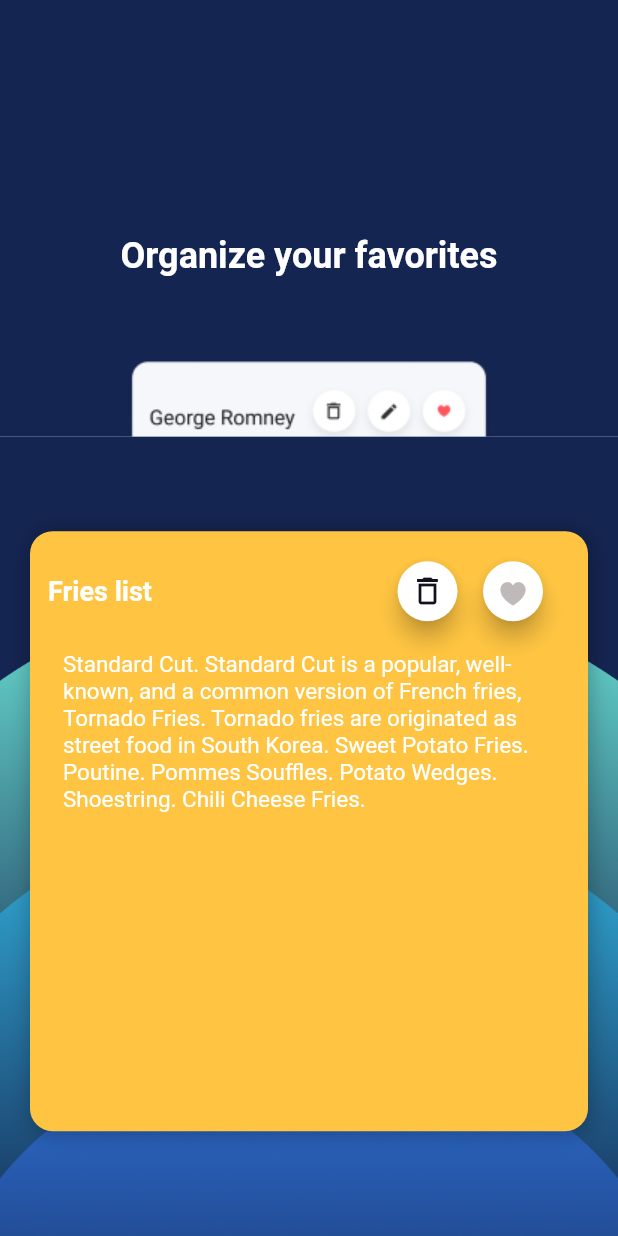
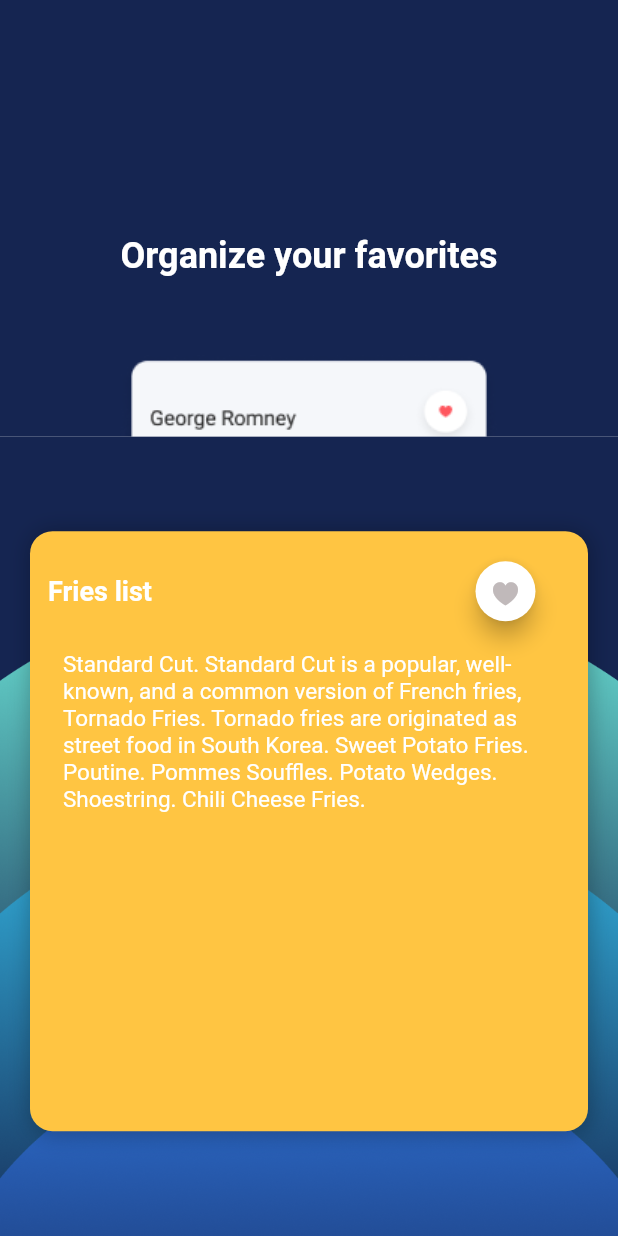
Before and after one commit to Andres-GP/Notastic-App, a Flutter app: the SecondPageScreen screen opened directly, after a tap on "Go!", on a phone screen of 412 x 824 dp. Run offline on Flutter 3.47's test engine with Material 2 defaults, Android fonts, the light colour scheme and no system bars; our stand-ins replace after_layout, lite_rolling_switch, shared_preferences; accounts and stored records are empty.

Commit message:
delete note button deleted, dismiss by slide function implemented (tested)

```diff
--- a/lib/ui/add_note_button.dart
+++ b/lib/ui/add_note_button.dart
@@ -107,6 +107,8 @@
                 },
               ),
               TextField(
+                keyboardType: TextInputType.multiline,
+                maxLines: null,
                 decoration: InputDecoration(
                     border: InputBorder.none,
                     hintText: "And a description here...",
--- a/lib/ui/note_card.dart
+++ b/lib/ui/note_card.dart
@@ -63,8 +63,9 @@
               ),
               Container(
                 margin: EdgeInsets.only(top: 20),
-                width: 40,
+                width: 35,
                 height: 40,
+
               ),
 
               //Spacer
--- a/lib/ui/notes_section.dart
+++ b/lib/ui/notes_section.dart
@@ -15,9 +15,11 @@
   _NotesSectionState createState() => _NotesSectionState();
 }
 
-class _NotesSectionState extends State<NotesSection> {
+class _NotesSectionState extends State<NotesSection> with SingleTickerProviderStateMixin {
+
   @override
   Widget build(BuildContext context) {
+
     return Center(
         child: Container(
           margin: const EdgeInsets.only(top: 50, bottom: 30),
@@ -27,29 +29,14 @@
                     itemCount: data.getNotes.length,
                     itemBuilder: (context, index) {
                       final item = data.getNotes;
-                return Stack(
-                    children: [
-                      NoteCard(data.getNotes[index]),
-                      Positioned(
-                        top: 33,
-                        left: 265,
-                        child: Container(
-                          width: 40,
-                          height: 40,
-                          child: FloatingActionButton(
-                            onPressed: () {
+                      return Dismissible(
+                        key: UniqueKey(),
+                        onDismissed: (direction) {
                           setState(() {
                             item.removeAt(index);
                           });
                         },
-                            backgroundColor: AppColor.noteButtonBackgroundColor,
-                            child: Icon(Icons.delete_outline,
-                              color: AppColor.noteButtonIconColor,
-                            ),
-                          ),
-                        ),
-                      ),
-                    ]
+                        child: NoteCard(data.getNotes[index]),
                       );
                     }
                 );
--- a/lib/ui/utils/app_images.dart
+++ b/lib/ui/utils/app_images.dart
@@ -10,10 +10,10 @@
   ///Tooltips (Changeable)
 
   //1st Tooltip
-  static const String firstTooltipCards = tooltipImagesPath + 'two_cards.png';
+  static const String firstTooltipCards = tooltipImagesPath + '1st_tooltip_cards.png';
 
   //2nd Tooltip
-  static const String secondTooltipCards = tooltipImagesPath + 'cards.png';
+  static const String secondTooltipCards = tooltipImagesPath + '2nd_tooltip_cards.png';
 
 }
 
```
Also changed, not shown: assets/tooltips/1st_tooltip_cards.png (added), assets/tooltips/2nd_tooltip_cards.png (added), assets/tooltips/cards.png (deleted), assets/tooltips/two_cards.png (deleted). Lines whose indentation alone changed are shown as unchanged.
